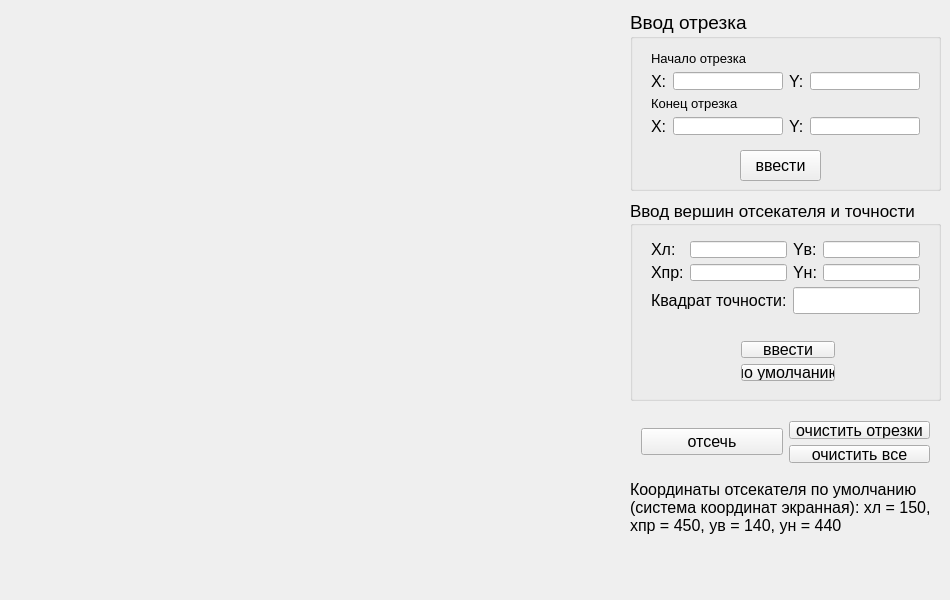
Old version of the form lab_07/lab_07_cg/mainwindow.ui in the repository nika-gromova/computer_graphics.
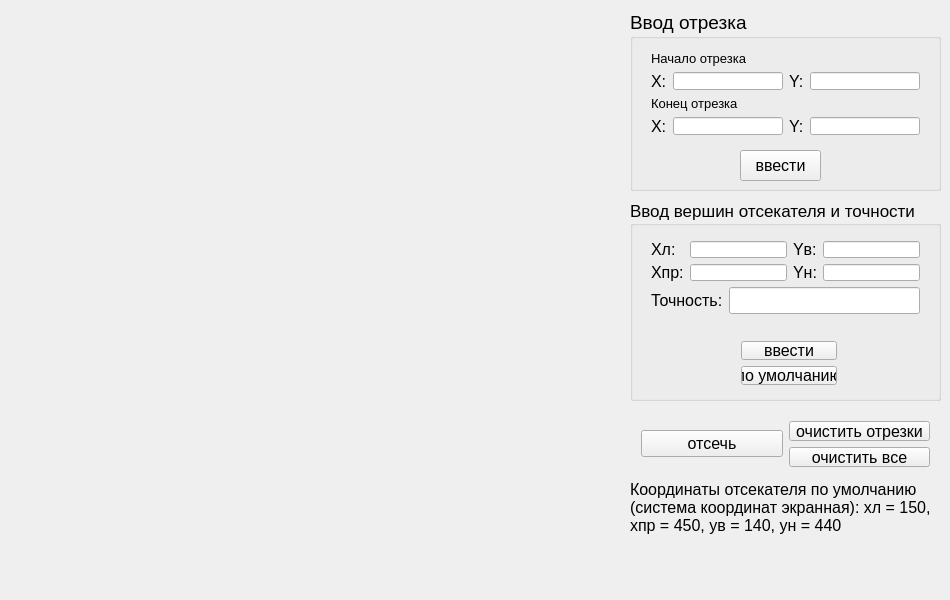
New version of the form.

Patch:
```diff
--- a/lab_07/lab_07_cg/mainwindow.ui
+++ b/lab_07/lab_07_cg/mainwindow.ui
@@ -330,7 +330,7 @@
            </font>
           </property>
           <property name="text">
-           <string>Квадрат точности:</string>
+           <string>Точность:</string>
           </property>
          </widget>
         </item>
@@ -347,13 +347,13 @@
       </item>
      </layout>
     </widget>
-    <widget class="QWidget" name="">
+    <widget class="QWidget" name="layoutWidget">
      <property name="geometry">
       <rect>
        <x>100</x>
        <y>130</y>
-       <width>116</width>
-       <height>62</height>
+       <width>118</width>
+       <height>66</height>
       </rect>
      </property>
      <layout class="QVBoxLayout" name="verticalLayout_8">
@@ -390,7 +390,7 @@
       <x>630</x>
       <y>410</y>
       <width>311</width>
-      <height>64</height>
+      <height>68</height>
      </rect>
     </property>
     <layout class="QHBoxLayout" name="horizontalLayout">
```
